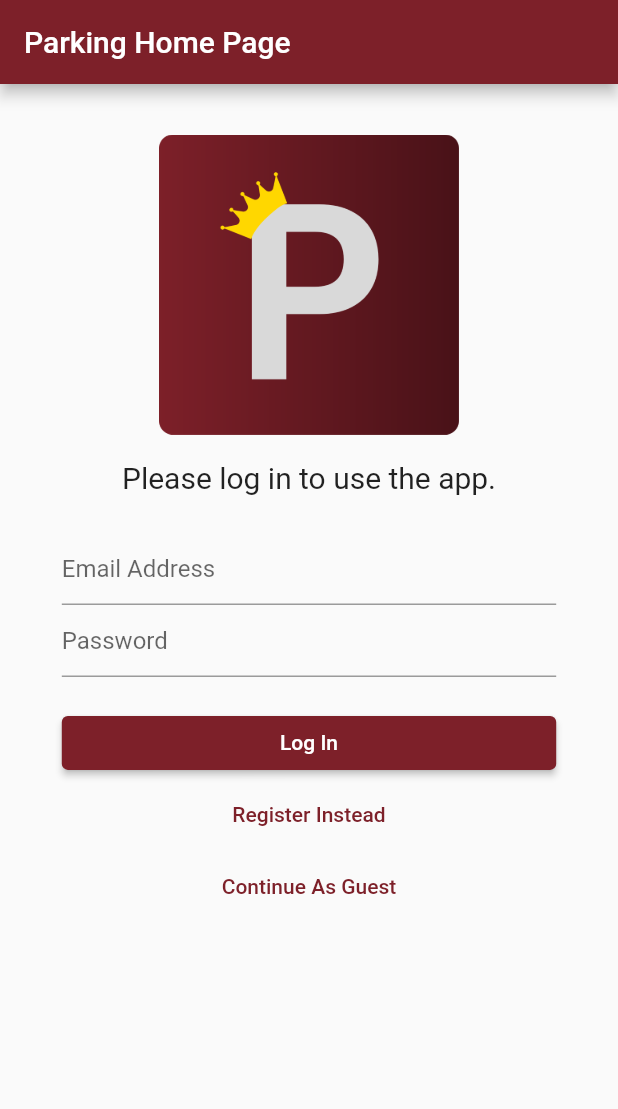
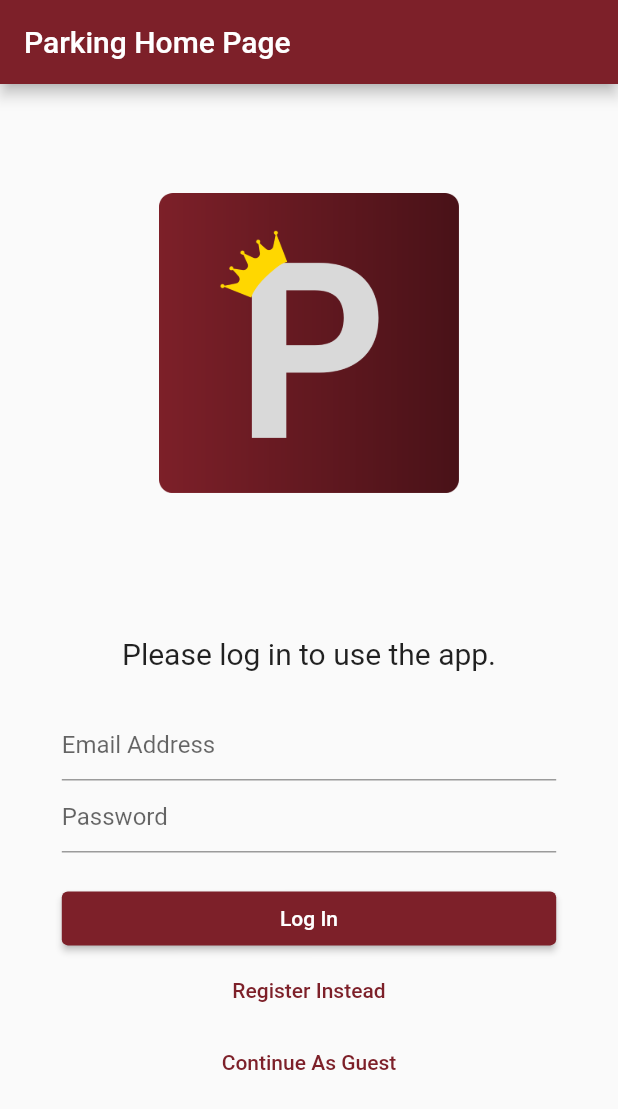
Before and after one commit to Onesr-WPI/Parking-app, a Flutter app: the screen it shows after launch, on a phone screen of 412 x 824 dp. Shown: the top 1109 px of the screen. Run offline on Flutter 3.47's test engine with Material 2 defaults, Android fonts, the phone set to English and light mode, and no system bars; our stand-ins replace cloud_firestore, dio, firebase_auth, firebase_core, geocoding, geolocator and 1 more; accounts and stored records are empty.

Commit message:
spacing #1

```diff
--- a/lib/main.dart
+++ b/lib/main.dart
@@ -94,7 +94,13 @@ class _MyHomePageState extends State<MyHomePage> {
               appBar: AppBar(
                 title: Text(widget.title),
               ),
-              body: Center(
+              body: SingleChildScrollView(
+                child: ConstrainedBox(
+                  constraints: BoxConstraints(
+                    minWidth: MediaQuery.of(context).size.width,
+                    minHeight: MediaQuery.of(context).size.height,
+                  ),
+                  child: IntrinsicHeight(
                     child: Column(
                       mainAxisAlignment: MainAxisAlignment.spaceAround,
                       crossAxisAlignment: CrossAxisAlignment.center,
@@ -108,7 +114,7 @@ class _MyHomePageState extends State<MyHomePage> {
                           ),
                         ),
                         Padding(
-                      padding: const EdgeInsets.fromLTRB(0, 0, 0, 200),
+                          padding: const EdgeInsets.fromLTRB(0, 0, 0, 100),
                           child: Column(
                             mainAxisAlignment: MainAxisAlignment.center,
                             crossAxisAlignment: CrossAxisAlignment.stretch,
@@ -162,8 +168,8 @@ class _MyHomePageState extends State<MyHomePage> {
                                               email: email, password: password)
                                           .then((value) {
                                         Navigator.of(context).push(
-                                        MaterialPageRoute(
-                                            builder: (BuildContext context) {
+                                            MaterialPageRoute(builder:
+                                                (BuildContext context) {
                                           return const HomePage();
                                         }));
                                       });
@@ -182,7 +188,8 @@ class _MyHomePageState extends State<MyHomePage> {
                                 child: Text(registrationName),
                               ),
                               Row(
-                            mainAxisAlignment: MainAxisAlignment.spaceEvenly,
+                                mainAxisAlignment:
+                                    MainAxisAlignment.spaceEvenly,
                                 children: [
                                   TextButton(
                                       onPressed: () {
@@ -212,6 +219,8 @@ class _MyHomePageState extends State<MyHomePage> {
                       ],
                     ),
                   ),
+                ),
+              ),
             );
           default:
             return const Text("Loading...");
--- a/lib/pages/home_page.dart
+++ b/lib/pages/home_page.dart
@@ -3,7 +3,6 @@ import 'package:parking/pages/find_parking_page.dart';
 import 'package:parking/main.dart';
 import 'package:geocoding/geocoding.dart';
 import 'package:geolocator/geolocator.dart';
-import 'package:parking/pages/enter_destination_page.dart';
 
 class HomePage extends StatefulWidget {
   const HomePage({super.key});
@@ -242,6 +241,7 @@ class _HomePageState extends State<HomePage> {
                             widthFactor: 0.8,
                             child: TextFormField(
                               keyboardType: TextInputType.text,
+                              enableSuggestions: false,
                               decoration: InputDecoration(
                                 hintText: "State",
                                 border: OutlineInputBorder(
--- a/lib/pages/view_lot_page.dart
+++ b/lib/pages/view_lot_page.dart
@@ -38,7 +38,6 @@ class ViewLotPageState extends State<ViewLotPage> {
     }
   }
 
-  Response<dynamic>? _response;
   Map<String, dynamic>? _map;
 
   void _getDistanceMatrix() async {
@@ -50,7 +49,6 @@ class ViewLotPageState extends State<ViewLotPage> {
         (Response<dynamic> response) {
           setState(() {
             _map = jsonDecode('$response');
-            _response = response;
           });
         },
       );
@@ -148,7 +146,7 @@ class ViewLotPageState extends State<ViewLotPage> {
                           style: const TextStyle(fontSize: 20),
                         ),
                         Text(
-                          "Total # Of Spots: ${widget.spots}",
+                          "Total Number Of Spots: ${widget.spots}",
                           style: const TextStyle(fontSize: 20),
                         ),
                         Text(
```
Lines whose indentation alone changed are shown as unchanged.
